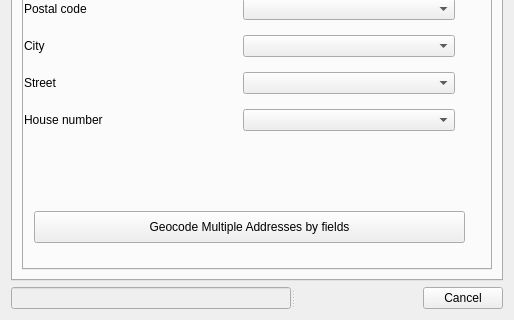
Qt form hqgis_dialog_base.ui (riccardoklinger/Hqgis) before a commit; both pictures show x 0 to 514 and y 231 to 551 of the 514 by 551 pixel window.
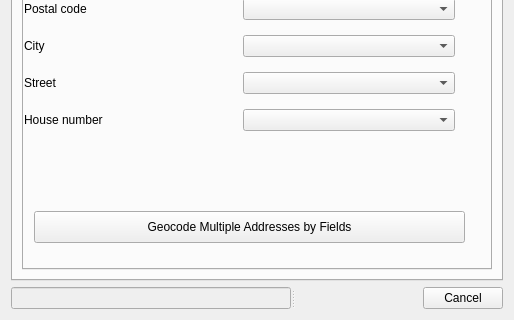
The same form after that commit. The open tabs and pages were chosen to show the change. Custom widgets are drawn as their Qt base class.

```diff
--- a/hqgis_dialog_base.ui
+++ b/hqgis_dialog_base.ui
@@ -247,7 +247,7 @@
             </rect>
            </property>
            <property name="text">
-            <string>Geocode Multiple Addresses by fields</string>
+            <string>Geocode Multiple Addresses by Fields</string>
            </property>
           </widget>
          </widget>
```
